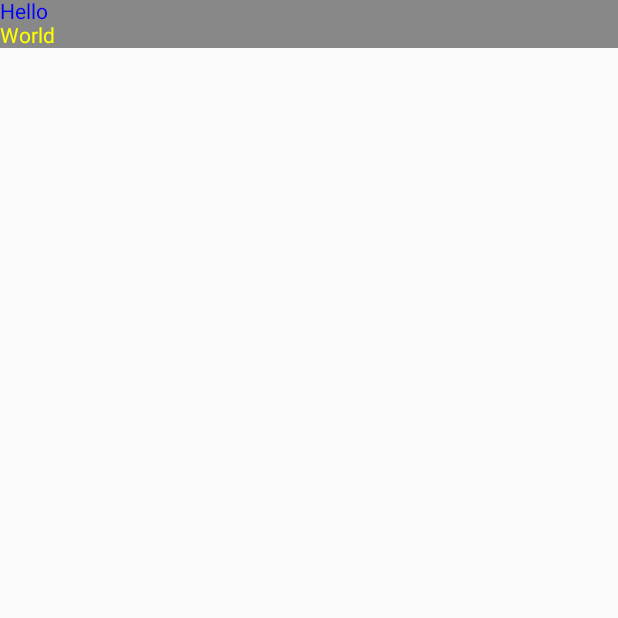
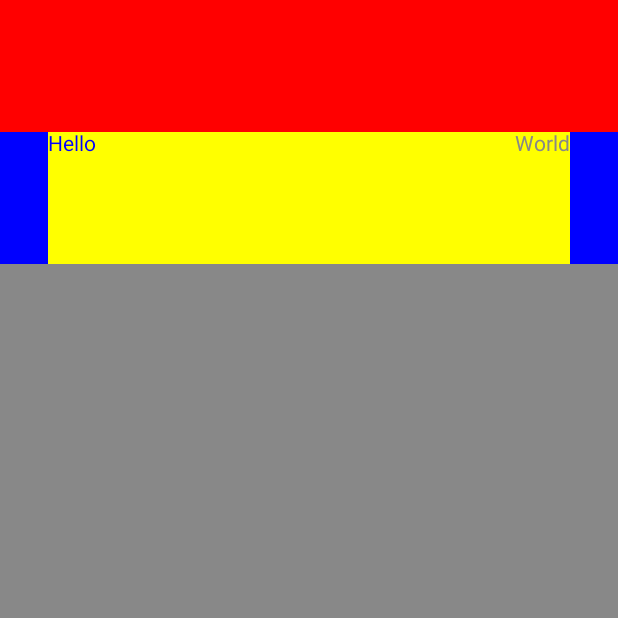
Before and after one commit to durban89/kun, an Android app built with Jetpack Compose: the screen it shows after launch (MainActivity), on a phone screen of 412 x 824 dp, the top half of it. Run offline under Robolectric (Android 15) with nearby library versions, the phone set to English and light mode, and no system bars; Roboto replaces fonts that are not available here.

Commit message:
update ui

```diff
--- a/app/src/main/java/com/gowhich/kun/MainActivity.kt
+++ b/app/src/main/java/com/gowhich/kun/MainActivity.kt
@@ -12,6 +12,8 @@ import androidx.compose.ui.Alignment
 import androidx.compose.ui.Modifier
 import androidx.compose.ui.graphics.Color
 import androidx.compose.ui.tooling.preview.Preview
+import androidx.compose.ui.unit.dp
+import androidx.compose.ui.unit.sp
 import com.gowhich.kun.ui.theme.KunTheme
 import com.gowhich.kun.ui.theme.md_theme_light_background
 
@@ -33,10 +35,37 @@ class MainActivity: ComponentActivity() {
 @Composable
 fun MainContainer() {
     Column(
-        Modifier.fillMaxWidth().background(Color.Gray),
+        Modifier
+            .fillMaxWidth()
+            .fillMaxHeight()
+            .background(Color.Gray),
         horizontalAlignment = Alignment.Start) {
-        Text("Hello", color = Color.Blue)
-        Text("World", color = Color.Yellow)
+
+        Spacer(modifier = Modifier
+            .height(88.dp)
+            .fillMaxWidth()
+            .background(Color.Red))
+
+        Column(
+            modifier = Modifier
+                .height(88.dp)
+                .background(Color.Blue)
+                .fillMaxWidth()
+                .padding(start = 32.dp, end = 32.dp)
+        ) {
+            Row(
+                modifier = Modifier.fillMaxWidth()
+                    .height(88.dp)
+                    .background(Color.Yellow),
+                horizontalArrangement = Arrangement.SpaceBetween
+
+            ) {
+                Text("Hello", color = Color.Blue)
+                Text("World", color = Color.Gray)
+            }
+        }
+
+
     }
 
 }
```
